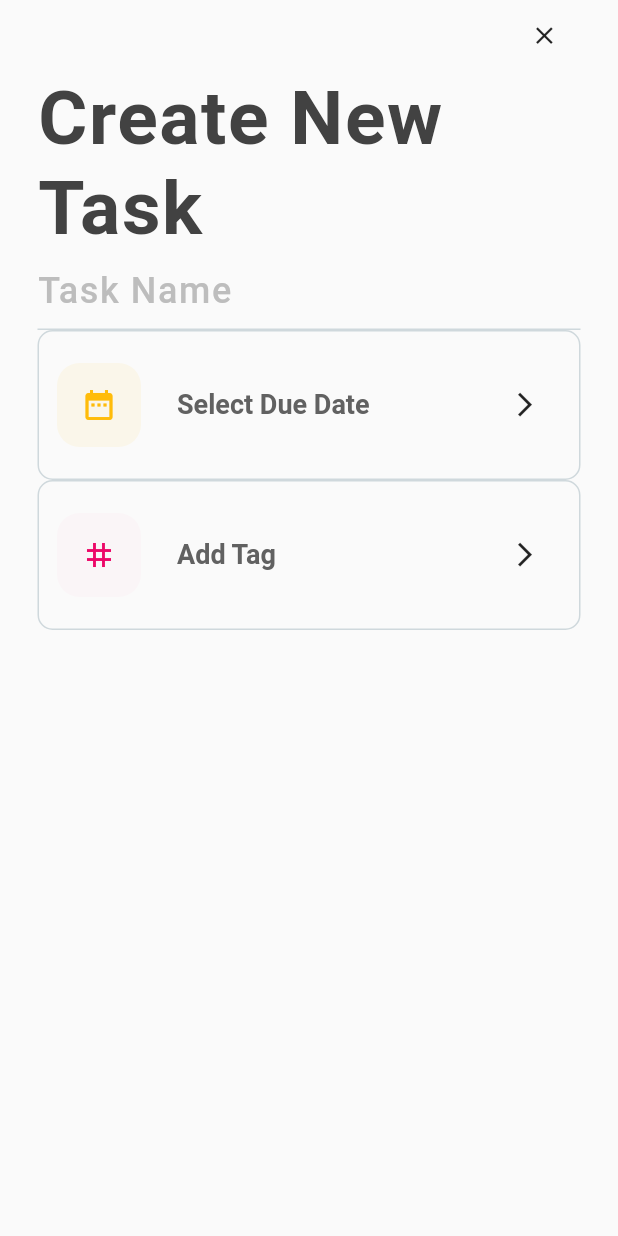
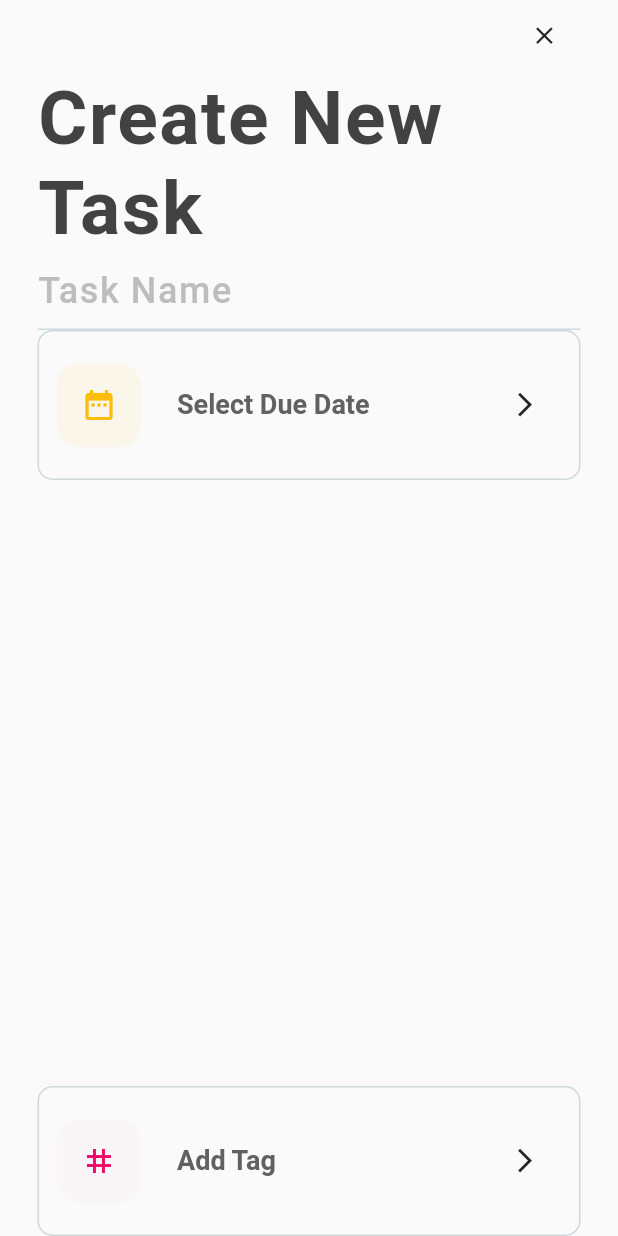
Before and after one commit to lin157644/dsc_flutter_todolist, a Flutter app: the CreateNewTaskPage screen opened directly, on a phone screen of 412 x 824 dp. Run offline on Flutter 3.47's test engine with Material 2 defaults, Android fonts, the phone set to English and light mode, and no system bars.

```diff
--- a/lib/views/createNewTaskPage.dart
+++ b/lib/views/createNewTaskPage.dart
@@ -4,6 +4,7 @@ class CreateNewTaskPage extends StatefulWidget {
   CreateNewTaskPage({Key key}) : super(key: key);
 
   @override
+  //=> foo() => bar() bar(foo())
   _CreateNewTaskPageState createState() => _CreateNewTaskPageState();
 }
 
@@ -166,6 +167,8 @@ class _CreateNewTaskPageState extends State<CreateNewTaskPage> {
                 ],
               ),
             ),
+            // Spacing
+                  Spacer(),
             // Tag Selector
             Container(
               height: 100,
```
